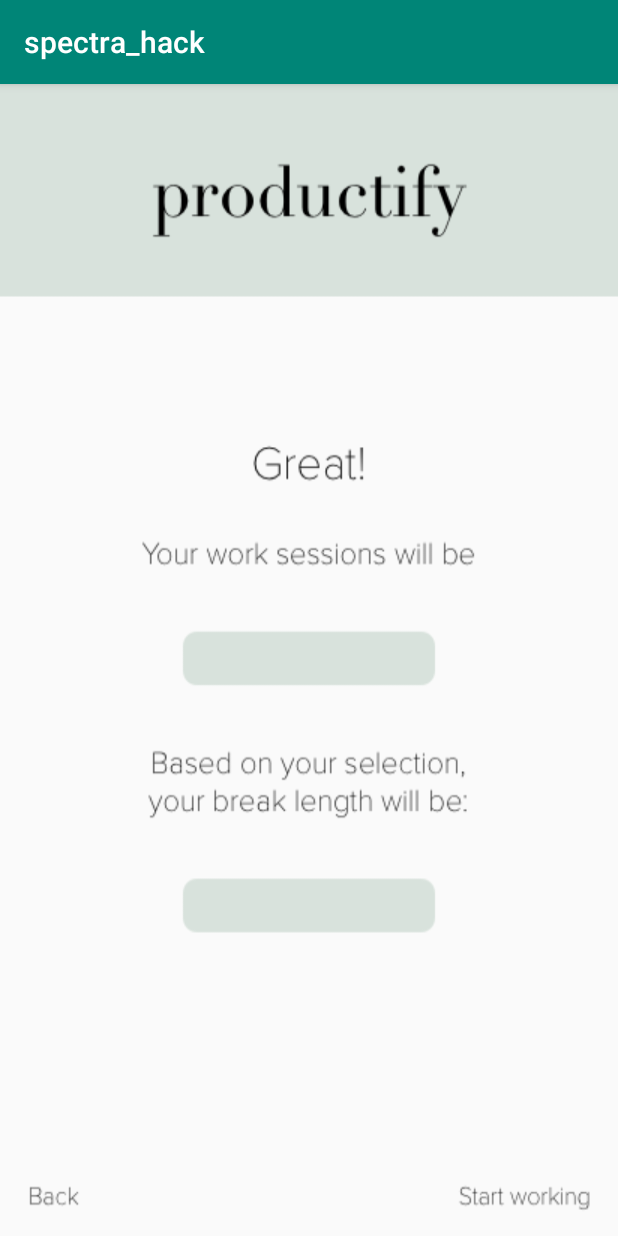
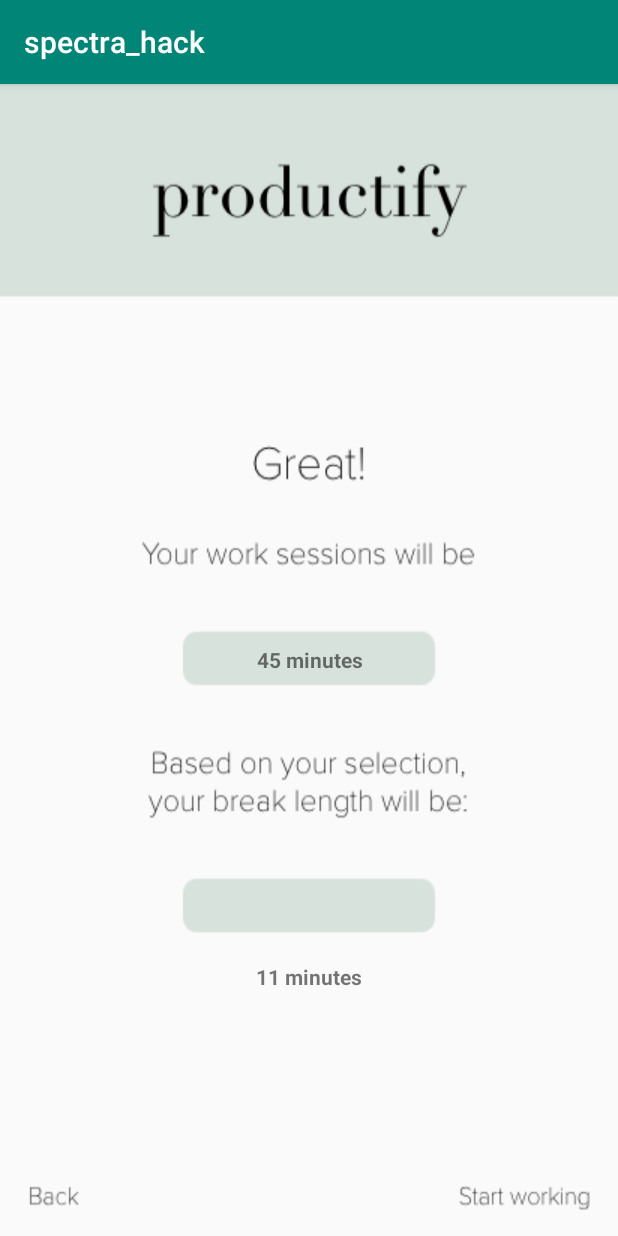
Before and after one commit to msli2/spectra_hack, an Android app: the SelectionAndBreak screen opened directly, with no data from a screen before it, on a phone screen of 412 x 824 dp. Run offline under Robolectric (Android 15) with nearby library versions, the phone set to English and light mode, and no system bars.

```diff
--- a/app/src/main/java/com/example/mirandali/spectra_hack/WorkTimer.java
+++ b/app/src/main/java/com/example/mirandali/spectra_hack/WorkTimer.java
@@ -14,9 +14,11 @@ public class WorkTimer extends AppCompatActivity{
     protected void onCreate(Bundle savedInstanceState) {
         super.onCreate(savedInstanceState);
         setContentView(R.layout.break_timer);
+
         button_breakTime = (Button) findViewById(R.id.button_breakTime);
         button_Pause = (Button) findViewById(R.id.button_Pause);
         button_imDone = (Button) findViewById(R.id.button_imDone);
+
         button_breakTime.setOnClickListener(new View.OnClickListener() {
             @Override
             public void onClick(View v) {
@@ -43,7 +45,7 @@ public class WorkTimer extends AppCompatActivity{
     public void pause_clock(){
     }
     public void doneWithWork() {
-        Intent b = new Intent(WorkTimer.this,Done.class);
+        Intent b = new Intent(WorkTimer.this, Done.class);
         startActivity(b);
     }
 }
--- a/app/src/main/res/layout/break_timer.xml
+++ b/app/src/main/res/layout/break_timer.xml
@@ -40,6 +40,8 @@
         android:layout_alignParentBottom="true"
         android:layout_marginStart="103dp"
         android:layout_marginBottom="207dp"
+        android:text="11:00"
         android:textAlignment="center"
-        android:textSize="80sp" />
+        android:textSize="80sp"
+        android:textStyle="bold" />
 </RelativeLayout>
--- a/app/src/main/res/layout/selection_and_break.xml
+++ b/app/src/main/res/layout/selection_and_break.xml
@@ -10,7 +10,9 @@
         android:layout_alignParentEnd="true"
         android:layout_centerVertical="true"
         android:layout_marginEnd="124dp"
-        android:text="" />
+        android:text="45 minutes"
+        android:textAlignment="center"
+        android:textStyle="bold" />
 
     <TextView
         android:id="@+id/textView_breaksession"
@@ -19,7 +21,9 @@
         android:layout_alignParentBottom="true"
         android:layout_centerHorizontal="true"
         android:layout_marginBottom="163dp"
-        android:text="" />
+        android:text="11 minutes"
+        android:textAlignment="center"
+        android:textStyle="bold" />
 
     <Button
         android:id="@+id/button_back"
--- a/app/src/main/res/layout/work_timer.xml
+++ b/app/src/main/res/layout/work_timer.xml
@@ -24,7 +24,8 @@
         android:layout_marginEnd="57dp"
         android:textAlignment="center"
         android:textSize="80sp"
-        android:textStyle="bold" />
+        android:textStyle="bold"
+        android:text="45:00"/>
 
     <Button
         android:id="@+id/button_Pause"
```
